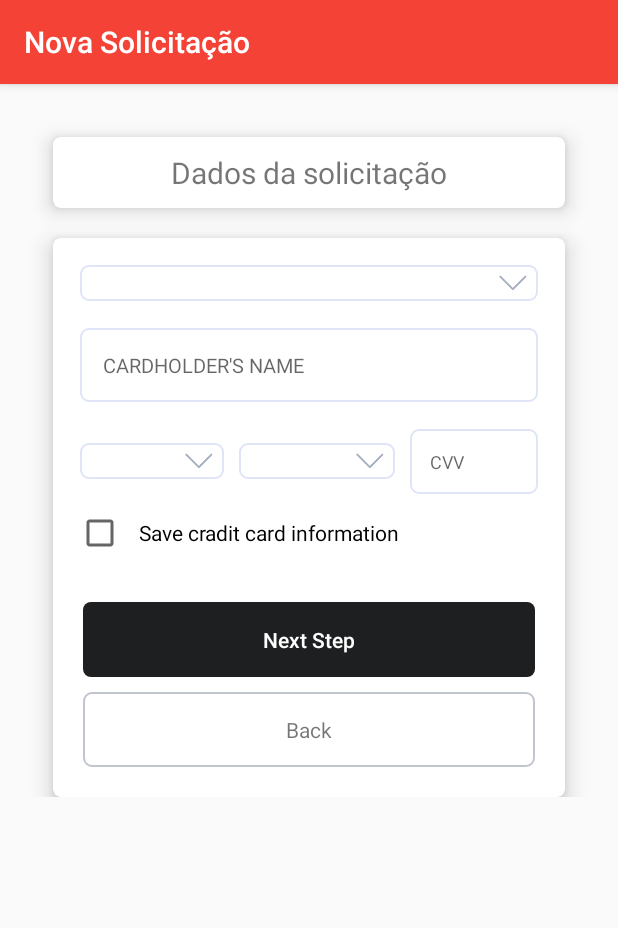
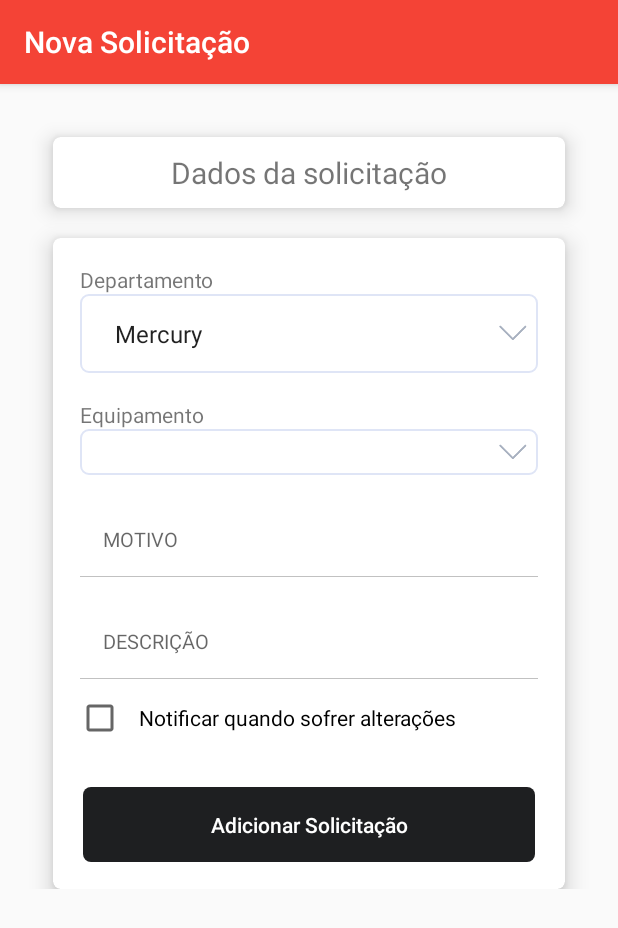
Before and after one commit to wylliansales/IFIX-ANDROID, an Android app: the NovaSolicitacaoActivity screen opened directly, with no data from a screen before it, on a phone screen of 412 x 824 dp. Shown: the top 928 px of the screen. Run offline under Robolectric (Android 15) with nearby library versions, the phone set to English and light mode, and no system bars; Roboto replaces fonts that are not available here; 1 statement that could not run was skipped.

Commit message:
tela de cadastro de solicitação

```diff
--- a/app/src/main/java/br/com/ifix/ifix/NovaSolicitacaoActivity.java
+++ b/app/src/main/java/br/com/ifix/ifix/NovaSolicitacaoActivity.java
@@ -6,6 +6,8 @@ import android.widget.ArrayAdapter;
 import android.widget.Spinner;
 
 public class NovaSolicitacaoActivity extends AppCompatActivity {
+
+
 
     @Override
     protected void onCreate(Bundle savedInstanceState) {
--- a/app/src/main/java/br/com/ifix/ifix/SplashActivity.java
+++ b/app/src/main/java/br/com/ifix/ifix/SplashActivity.java
@@ -48,7 +48,6 @@ public class SplashActivity extends AppCompatActivity {
     private void login() {
 
         if(credential.getUsername() != null && credential.getAccess_token() != null) {
-            Notification.notify(getApplicationContext(),"Entrou no if", 0);
             GregorianCalendar hoje = new GregorianCalendar();
             hoje.setTime(new Date());
             GregorianCalendar expires = new GregorianCalendar();
--- a/app/src/main/res/layout/activity_nova_solicitacao.xml
+++ b/app/src/main/res/layout/activity_nova_solicitacao.xml
@@ -53,117 +53,115 @@
                     android:layout_height="wrap_content"
                     android:orientation="vertical">
 
+                    <TextView
+                        android:layout_width="match_parent"
+                        android:layout_height="wrap_content"
+                        android:text="@string/text_departamento"
+                        android:layout_marginTop="18dp"
+                        android:layout_marginLeft="18dp"
+                        android:layout_marginRight="18dp"
+                        />
 
                     <LinearLayout
                         android:layout_width="match_parent"
                         android:layout_height="wrap_content"
                         android:layout_marginLeft="18dp"
                         android:layout_marginRight="18dp"
-                        android:layout_marginTop="18dp"
                         android:background="@drawable/round_border">
 
                         <Spinner
+                            android:id="@+id/deparments_spinner"
                             android:layout_width="match_parent"
                             android:layout_height="match_parent"
+                            android:padding="15dp"
                             android:background="@drawable/spinner">
 
                         </Spinner>
 
                     </LinearLayout>
 
-                    <LinearLayout
+                    <TextView
                         android:layout_width="match_parent"
                         android:layout_height="wrap_content"
-                        android:layout_margin="18dp"
-                        android:background="@drawable/round_border">
-
-                        <customfonts.EditText_Roboto_Regular
-                            android:layout_width="match_parent"
-                            android:layout_height="wrap_content"
-                            android:background="#00000000"
-                            android:hint="CARDHOLDER'S NAME"
-                            android:padding="15dp"
-                            android:textSize="13dp" />
-
-                    </LinearLayout>
+                        android:text="@string/text_equipment"
+                        android:layout_marginTop="18dp"
+                        android:layout_marginLeft="18dp"
+                        android:layout_marginRight="18dp"
+                        />
 
                     <LinearLayout
                         android:layout_width="match_parent"
                         android:layout_height="wrap_content"
-                        android:orientation="horizontal">
-
-                        <LinearLayout
-                            android:layout_width="match_parent"
-                            android:layout_height="wrap_content"
-                            android:layout_weight="3"
-                            android:layout_gravity="center"
                         android:layout_marginLeft="18dp"
+                        android:layout_marginRight="18dp"
                         android:background="@drawable/round_border">
 
-
                         <Spinner
-                                android:id="@+id/spinner_month"
+                            android:id="@+id/equipments_spinner"
                             android:layout_width="match_parent"
                             android:layout_height="match_parent"
+                            android:padding="15dp"
                             android:background="@drawable/spinner">
 
                         </Spinner>
 
-
                     </LinearLayout>
-                        <LinearLayout
-                            android:layout_width="match_parent"
-                            android:layout_height="wrap_content"
-                            android:layout_weight="3"
-                            android:layout_gravity="center"
-                            android:layout_marginLeft="10dp"
-                            android:background="@drawable/round_border">
-
-
-                            <Spinner
-                                android:id="@+id/spinner_year"
-                                android:layout_width="match_parent"
-                                android:layout_height="wrap_content"
-                                android:background="@drawable/spinner">
-
-                            </Spinner>
-
-
-                        </LinearLayout>
-                        <LinearLayout
-                            android:layout_width="match_parent"
-                            android:layout_height="wrap_content"
-                            android:layout_marginRight="18dp"
-                            android:layout_marginLeft="10dp"
-                            android:layout_weight="3"
-                            android:background="@drawable/round_border">
 
                         <customfonts.EditText_Roboto_Regular
+                            android:id="@+id/solicitacao_motivo"
                             android:layout_width="match_parent"
                             android:layout_height="wrap_content"
                             android:background="#00000000"
-                                android:hint="CVV"
-                                android:textSize="12dp"
-                                android:padding="13dp" />
-
+                            android:hint="MOTIVO"
+                            android:layout_marginTop="18dp"
+                            android:layout_marginLeft="18dp"
+                            android:layout_marginRight="18dp"
+                            android:padding="15dp"
+                            android:textSize="13dp" />
+                    <LinearLayout
+                        android:layout_width="match_parent"
+                        android:layout_height="0.5dp"
+                        android:layout_marginLeft="18dp"
+                        android:layout_marginRight="18dp"
+                        android:background="#c1c1c1">
                     </LinearLayout>
 
+                    <customfonts.EditText_Roboto_Regular
+                        android:id="@+id/solicitacao_descricao"
+                        android:layout_width="match_parent"
+                        android:layout_height="wrap_content"
+                        android:background="#00000000"
+                        android:hint="DESCRIÇÃO"
+                        android:layout_marginTop="18dp"
+                        android:layout_marginLeft="18dp"
+                        android:layout_marginRight="18dp"
+                        android:padding="15dp"
+                        android:textSize="13dp" />
+                    <LinearLayout
+                        android:layout_width="match_parent"
+                        android:layout_height="0.5dp"
+                        android:layout_marginLeft="18dp"
+                        android:layout_marginRight="18dp"
+                        android:background="#c1c1c1">
                     </LinearLayout>
 
 
                     <CheckBox
+                        android:id="@+id/solicitacao_notificacao"
                         android:layout_width="match_parent"
                         android:layout_height="wrap_content"
-                        android:text="   Save cradit card information"
+                        android:text="   Notificar quando sofrer alterações"
                         android:layout_marginLeft="15dp"
                         android:layout_marginTop="10dp"/>
 
                     <customfonts.MyTextView_Roboto_Medium
+                        android:id="@+id/solicitacao_salvar"
                         android:layout_width="match_parent"
                         android:layout_height="wrap_content"
-                        android:text="Next Step"
+                        android:text="Adicionar Solicitação"
                         android:textAllCaps="false"
                         android:layout_marginTop="30dp"
+                        android:layout_marginBottom="18dp"
                         android:textColor="#ffffff"
                         android:padding="15dp"
                         android:gravity="center"
@@ -171,29 +169,8 @@
                         android:background="@drawable/rounded_button"
                         android:layout_marginLeft="20dp"
                         android:layout_marginRight="20dp"/>
-
-                    <customfonts.MyTextView_Roboto_Regular
-                        android:id="@+id/button"
-                        android:layout_width="match_parent"
-                        android:layout_height="wrap_content"
-                        android:text="Back"
-                        android:padding="15dp"
-                        android:gravity="center"
-                        android:layout_gravity="center"
-                        android:background="@drawable/rounded_button2"
-                        android:layout_marginTop="10dp"
-                        android:layout_marginLeft="20dp"
-                        android:layout_marginRight="20dp"
-                        android:textAllCaps="false"
-                        android:layout_marginBottom="20dp"
-                        />
-
-
-
                 </LinearLayout>
             </android.support.v7.widget.CardView>
-
-
         </LinearLayout>
     </ScrollView>
 </android.support.constraint.ConstraintLayout>
```
Lines whose indentation alone changed are shown as unchanged.
